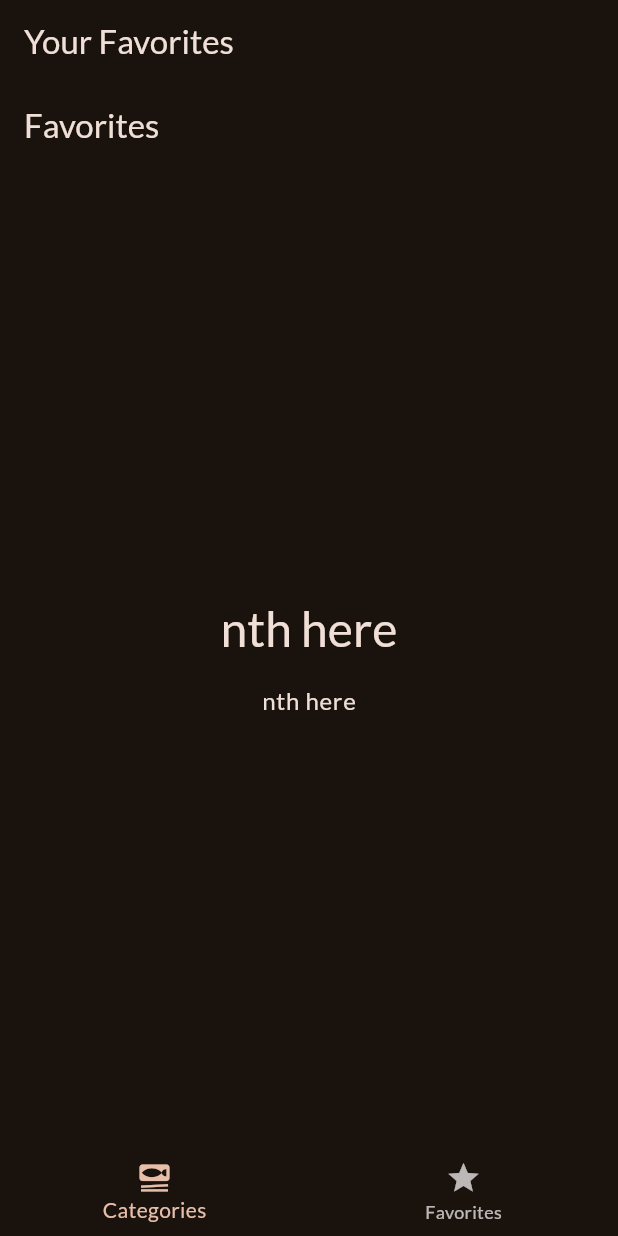
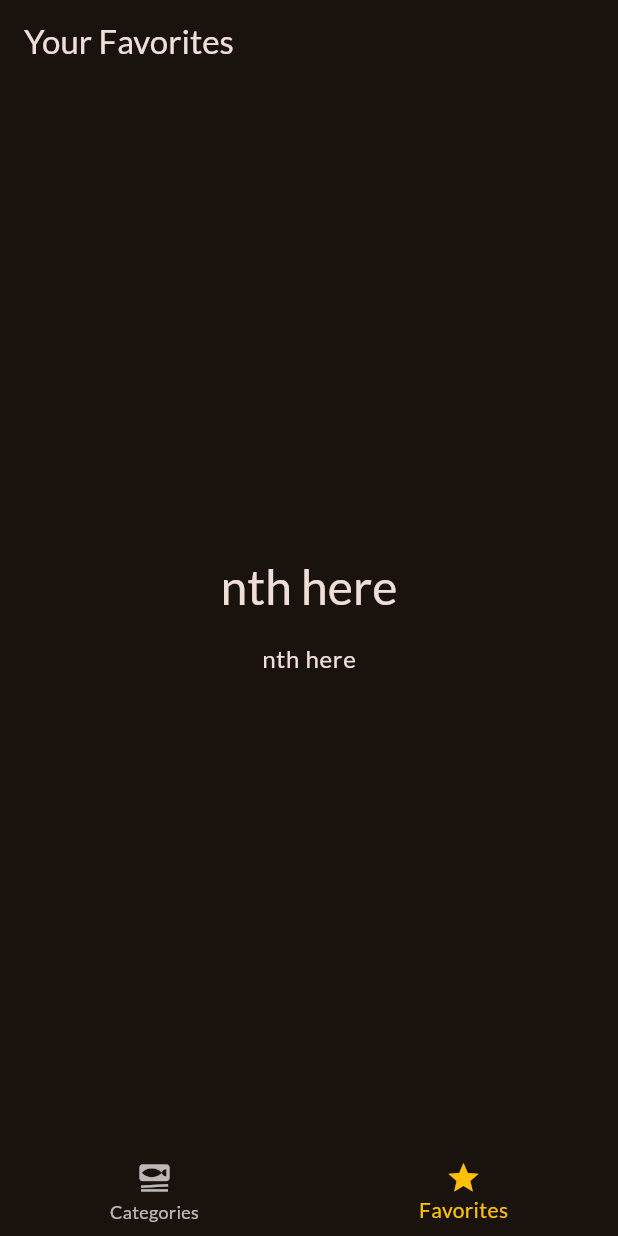
Before and after one commit to praty474/meals, a Flutter app: the screen it shows after launch, item 2 of the bottom bar chosen, on a phone screen of 412 x 824 dp. Run offline on Flutter 3.47's test engine with Material 2 defaults, Android fonts, the phone set to English and light mode, and no system bars; our stand-ins replace google_fonts, transparent_image.

Commit message:
15 commit

```diff
--- a/meals/lib/screens/categories.dart
+++ b/meals/lib/screens/categories.dart
@@ -23,11 +23,7 @@ class CategoriesScreen extends StatelessWidget {
 
   @override
   Widget build(BuildContext context) {
-    return Scaffold(
-      appBar: AppBar(
-        title: const Text('Pick your category'),
-      ),
-      body: GridView(
+    return GridView(
       padding: const EdgeInsets.all(24),
       gridDelegate: const SliverGridDelegateWithFixedCrossAxisCount(
         crossAxisCount: 2,
@@ -44,7 +40,6 @@ class CategoriesScreen extends StatelessWidget {
             },
           )
       ],
-      ),
     );
   }
 }
--- a/meals/lib/screens/meals.dart
+++ b/meals/lib/screens/meals.dart
@@ -5,9 +5,9 @@ import 'package:meals/screens/meal_details.dart';
 import 'package:meals/widgets/meal_item.dart';
 
 class MealsScreen extends StatelessWidget {
-  const MealsScreen({super.key, required this.title, required this.meals});
+  const MealsScreen({super.key, this.title, required this.meals});
 
-  final String title;
+  final String? title;
   final List<Meal> meals;
 
   void selectMeal(BuildContext context, Meal meal) {
@@ -54,9 +54,12 @@ class MealsScreen extends StatelessWidget {
       );
     }
 
+    if (title == null) {
+      return content;
+    }
     return Scaffold(
       appBar: AppBar(
-        title: Text(title),
+        title: Text(title!),
       ),
       body: content,
     );
--- a/meals/lib/screens/tabs.dart
+++ b/meals/lib/screens/tabs.dart
@@ -1,4 +1,3 @@
-import 'package:flutter/cupertino.dart';
 import 'package:flutter/material.dart';
 import 'package:meals/screens/categories.dart';
 import 'package:meals/screens/meals.dart';
@@ -25,7 +24,7 @@ class _TabScreenState extends State<TabsScreen> {
     Widget activePage = const CategoriesScreen();
     var activePageTitle = 'Categories';
     if (_selectedPageIndex == 1) {
-      activePage = MealsScreen(title: 'Favorites', meals: []);
+      activePage = MealsScreen(meals: []);
       activePageTitle = 'Your Favorites';
     }
     return Scaffold(
@@ -34,7 +33,9 @@ class _TabScreenState extends State<TabsScreen> {
       ),
       body: activePage,
       bottomNavigationBar: BottomNavigationBar(
+        selectedItemColor: Colors.amber,
         onTap: _selectPage,
+        currentIndex: _selectedPageIndex,
         items: const [
           BottomNavigationBarItem(
               icon: Icon(Icons.set_meal), label: 'Categories'),
```
Lines whose indentation alone changed are shown as unchanged.
